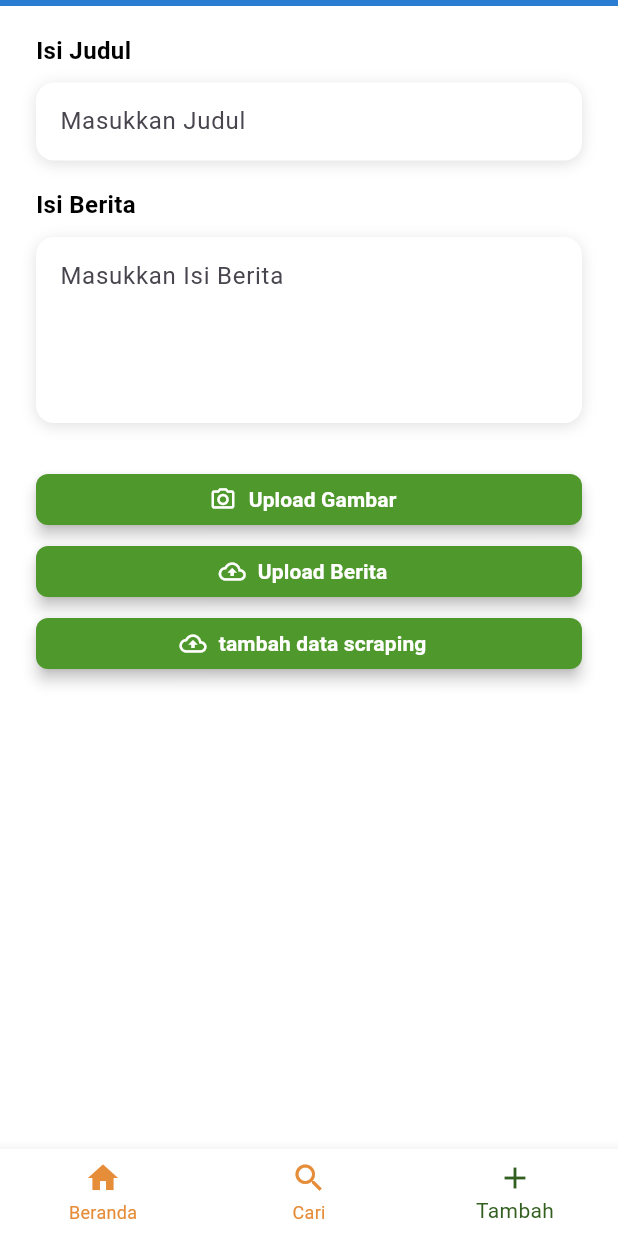
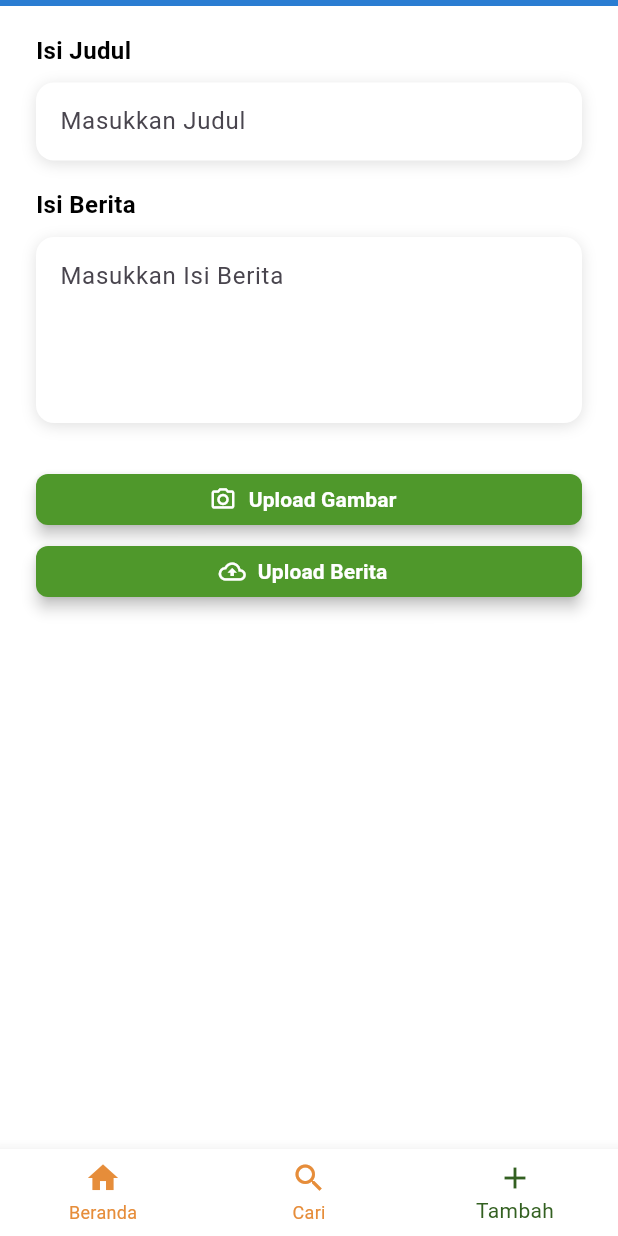
Before and after one commit to Bugarloyo/Banua_Insight, a Flutter app: the TambahBerita screen opened directly, on a phone screen of 412 x 824 dp. Run offline on Flutter 3.47's test engine with Material 3 defaults, Android fonts, the light colour scheme and no system bars; our stand-ins replace cloud_firestore, firebase_auth, firebase_core; accounts and stored records are empty.

Commit message:
refactor: Remove unused scraping data button from news addition form

```diff
--- a/lib/features/add_news/tambah_berita.dart
+++ b/lib/features/add_news/tambah_berita.dart
@@ -373,14 +373,14 @@ class _TambahBeritaState extends State<TambahBerita> {
                     : Icons.cloud_upload_outlined,
                 onPressed: _isLoading ? null : _simpanBerita,
               ),
-              const SizedBox(height: 14),
-              _buildGreenButton(
-                label: 'tambah data scraping',
-                icon: _isLoading
-                    ? Icons.cloud_upload_outlined
-                    : Icons.cloud_upload_outlined,
-                onPressed: _getScrapingData,
-              ),
+              // const SizedBox(height: 14),
+              // _buildGreenButton(
+              //   label: 'tambah data scraping',
+              //   icon: _isLoading
+              //       ? Icons.cloud_upload_outlined
+              //       : Icons.cloud_upload_outlined,
+              //   onPressed: _getScrapingData,
+              // ),
             ],
           ),
         ),
```
